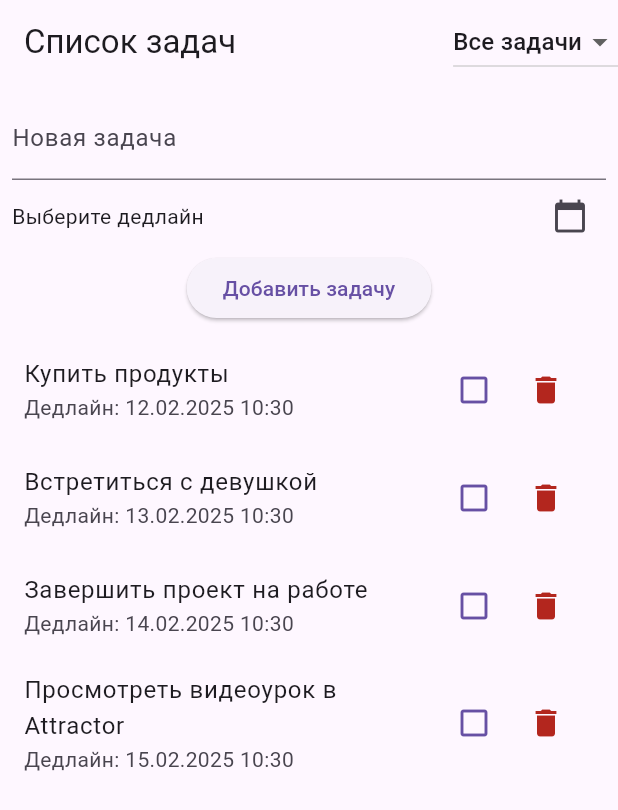
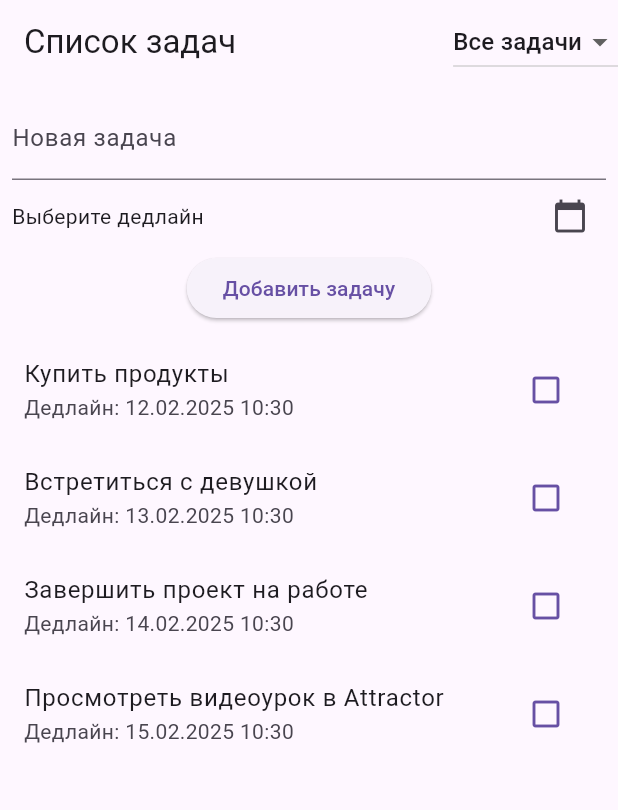
Before and after one commit to jokerazzz/to_do_list, a Flutter app: the screen it shows after launch, on a phone screen of 412 x 824 dp. Shown: the top 810 px of the screen. Run offline on Flutter 3.47's test engine with Material 3 defaults, Android fonts, the phone set to English and light mode, and no system bars; drawn by our look-alikes of flutter_slidable.

```diff
--- a/to_do_list/lib/widgets/task_items.dart
+++ b/to_do_list/lib/widgets/task_items.dart
@@ -1,6 +1,6 @@
 import 'package:flutter/material.dart';
+import 'package:flutter_slidable/flutter_slidable.dart';
 import '../models/models.dart';
-import 'package:flutter_slidable/flutter_slidable.dart';
 
 class TaskItem extends StatelessWidget {
   final Task task;
@@ -19,7 +19,8 @@ class TaskItem extends StatelessWidget {
   @override
   Widget build(BuildContext context) {
     final theme = Theme.of(context);
-    final deadlineText = formatDateTime(task.deadline);
+    final deadlineText =
+        task.deadline != null ? formatDateTime(task.deadline!) : "Без дедлайна";
     Color? completionColor;
 
     if (task.completionDate != null) {
@@ -29,6 +30,23 @@ class TaskItem extends StatelessWidget {
     }
 
     return Slidable(
+      endActionPane: ActionPane(
+        motion: const ScrollMotion(),
+        children: [
+          SlidableAction(
+            onPressed: (context) => onEdit(),
+            backgroundColor: Colors.blue,
+            icon: Icons.edit,
+            label: 'Edit',
+          ),
+          SlidableAction(
+            onPressed: (context) => onDelete(),
+            backgroundColor: Colors.red,
+            icon: Icons.delete,
+            label: 'Delete',
+          ),
+        ],
+      ),
       child: ListTile(
         title: Text(
           task.title,
@@ -50,23 +68,12 @@ class TaskItem extends StatelessWidget {
               ),
           ],
         ),
-        trailing: Row(
-          mainAxisSize: MainAxisSize.min,
-          children: [
-            IconButton(
-              icon: Icon(
-                task.isCompleted
-                    ? Icons.check_box
-                    : Icons.check_box_outline_blank,
-                color: theme.primaryColor,
-              ),
-              onPressed: onToggle,
-            ),
-            IconButton(
-              icon: Icon(Icons.delete, color: theme.colorScheme.error),
-              onPressed: onDelete,
-            ),
-          ],
+        trailing: IconButton(
+          icon: Icon(
+            task.isCompleted ? Icons.check_box : Icons.check_box_outline_blank,
+            color: theme.primaryColor,
+          ),
+          onPressed: onToggle,
         ),
       ),
     );
```
